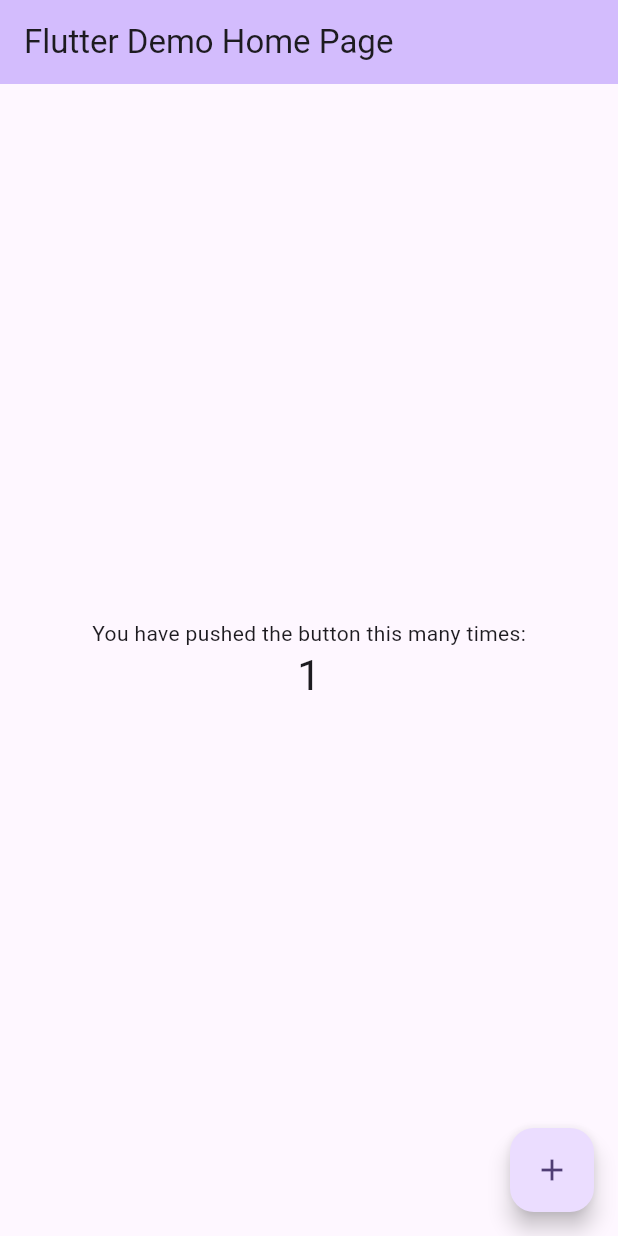
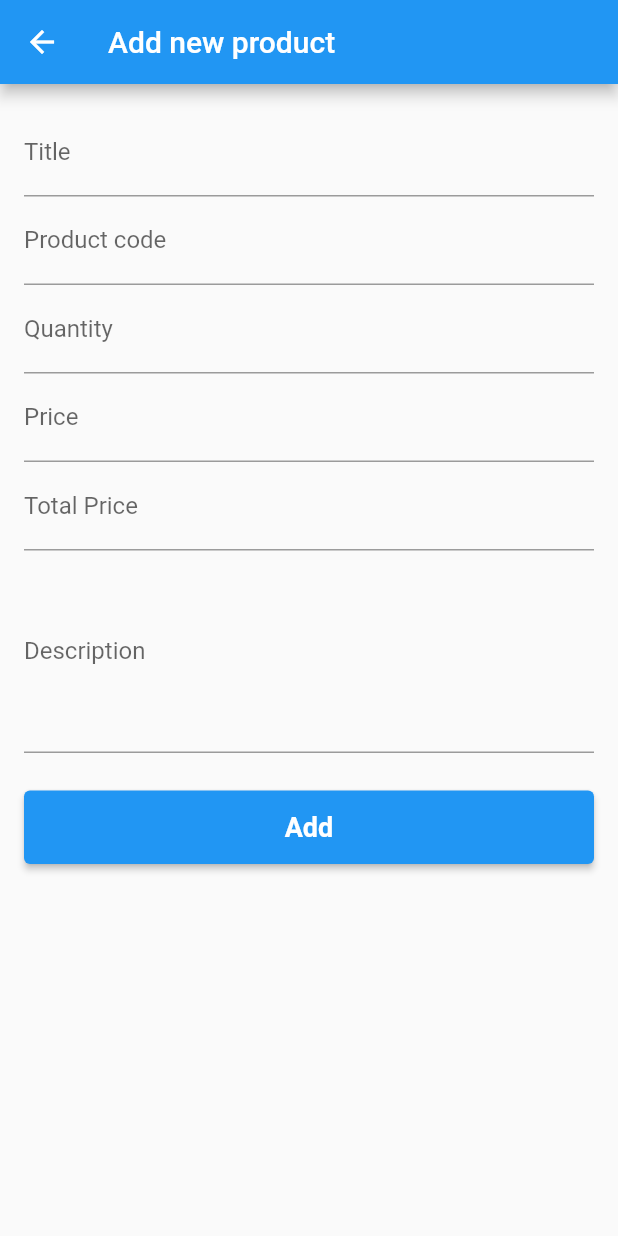
Before and after one commit to ahmedhossain29/crud_api, a Flutter app: the screen it shows after launch, after a tap on the "add" icon, on a phone screen of 412 x 824 dp. Run offline on Flutter 3.47's test engine with Material 2 defaults, Android fonts, the phone set to English and light mode, and no system bars; network calls fail.

```diff
--- a/lib/main.dart
+++ b/lib/main.dart
@@ -1,3 +1,4 @@
+import 'package:crud_api/screens/product_list_screen.dart';
 import 'package:flutter/material.dart';
 
 void main() {
@@ -7,119 +8,10 @@ void main() {
 class MyApp extends StatelessWidget {
   const MyApp({super.key});
 
-  // This widget is the root of your application.
   @override
   Widget build(BuildContext context) {
-    return MaterialApp(
-      title: 'Flutter Demo',
-      theme: ThemeData(
-        // This is the theme of your application.
-        //
-        // TRY THIS: Try running your application with "flutter run". You'll see
-        // the application has a blue toolbar. Then, without quitting the app,
-        // try changing the seedColor in the colorScheme below to Colors.green
-        // and then invoke "hot reload" (save your changes or press the "hot
-        // reload" button in a Flutter-supported IDE, or press "r" if you used
-        // the command line to start the app).
-        //
-        // Notice that the counter didn't reset back to zero; the application
-        // state is not lost during the reload. To reset the state, use hot
-        // restart instead.
-        //
-        // This works for code too, not just values: Most code changes can be
-        // tested with just a hot reload.
-        colorScheme: ColorScheme.fromSeed(seedColor: Colors.deepPurple),
-        useMaterial3: true,
-      ),
-      home: const MyHomePage(title: 'Flutter Demo Home Page'),
+    return const MaterialApp(
+      home: ProductListScreen(),
     );
   }
 }
-
-class MyHomePage extends StatefulWidget {
-  const MyHomePage({super.key, required this.title});
-
-  // This widget is the home page of your application. It is stateful, meaning
-  // that it has a State object (defined below) that contains fields that affect
-  // how it looks.
-
-  // This class is the configuration for the state. It holds the values (in this
-  // case the title) provided by the parent (in this case the App widget) and
-  // used by the build method of the State. Fields in a Widget subclass are
-  // always marked "final".
-
-  final String title;
-
-  @override
-  State<MyHomePage> createState() => _MyHomePageState();
-}
-
-class _MyHomePageState extends State<MyHomePage> {
-  int _counter = 0;
-
-  void _incrementCounter() {
-    setState(() {
-      // This call to setState tells the Flutter framework that something has
-      // changed in this State, which causes it to rerun the build method below
-      // so that the display can reflect the updated values. If we changed
-      // _counter without calling setState(), then the build method would not be
-      // called again, and so nothing would appear to happen.
-      _counter++;
-    });
-  }
-
-  @override
-  Widget build(BuildContext context) {
-    // This method is rerun every time setState is called, for instance as done
-    // by the _incrementCounter method above.
-    //
-    // The Flutter framework has been optimized to make rerunning build methods
-    // fast, so that you can just rebuild anything that needs updating rather
-    // than having to individually change instances of widgets.
-    return Scaffold(
-      appBar: AppBar(
-        // TRY THIS: Try changing the color here to a specific color (to
-        // Colors.amber, perhaps?) and trigger a hot reload to see the AppBar
-        // change color while the other colors stay the same.
-        backgroundColor: Theme.of(context).colorScheme.inversePrimary,
-        // Here we take the value from the MyHomePage object that was created by
-        // the App.build method, and use it to set our appbar title.
-        title: Text(widget.title),
-      ),
-      body: Center(
-        // Center is a layout widget. It takes a single child and positions it
-        // in the middle of the parent.
-        child: Column(
-          // Column is also a layout widget. It takes a list of children and
-          // arranges them vertically. By default, it sizes itself to fit its
-          // children horizontally, and tries to be as tall as its parent.
-          //
-          // Column has various properties to control how it sizes itself and
-          // how it positions its children. Here we use mainAxisAlignment to
-          // center the children vertically; the main axis here is the vertical
-          // axis because Columns are vertical (the cross axis would be
-          // horizontal).
-          //
-          // TRY THIS: Invoke "debug painting" (choose the "Toggle Debug Paint"
-          // action in the IDE, or press "p" in the console), to see the
-          // wireframe for each widget.
-          mainAxisAlignment: MainAxisAlignment.center,
-          children: <Widget>[
-            const Text(
-              'You have pushed the button this many times:',
-            ),
-            Text(
-              '$_counter',
-              style: Theme.of(context).textTheme.headlineMedium,
-            ),
-          ],
-        ),
-      ),
-      floatingActionButton: FloatingActionButton(
-        onPressed: _incrementCounter,
-        tooltip: 'Increment',
-        child: const Icon(Icons.add),
-      ), // This trailing comma makes auto-formatting nicer for build methods.
-    );
-  }
-}
--- /dev/null
+++ b/lib/screens/add_new_product_screen.dart
@@ -0,0 +1,96 @@
+import 'package:flutter/material.dart';
+
+class AddNewProductScreen extends StatefulWidget {
+  const AddNewProductScreen({super.key});
+
+  @override
+  State<AddNewProductScreen> createState() => _AddNewProductScreenState();
+}
+
+class _AddNewProductScreenState extends State<AddNewProductScreen> {
+  final TextEditingController _titleTEController = TextEditingController();
+  final TextEditingController _productCodeTEController = TextEditingController();
+  final TextEditingController _quantityTEController = TextEditingController();
+  final TextEditingController _priceTEController = TextEditingController();
+  final TextEditingController _totalPriceTEController = TextEditingController();
+  final TextEditingController _descriptionTEController =
+      TextEditingController();
+
+  @override
+  Widget build(BuildContext context) {
+    return Scaffold(
+      appBar: AppBar(
+        title: const Text('Add new product'),
+      ),
+      body: Padding(
+        padding: const EdgeInsets.all(16.0),
+        child: SingleChildScrollView(
+          child: Column(
+            children: [
+              TextFormField(
+                controller: _titleTEController,
+                decoration: const InputDecoration(
+                    label: Text('Title'), hintText: 'Enter product title'),
+              ),
+              TextFormField(
+                controller: _productCodeTEController,
+                decoration: const InputDecoration(
+                    label: Text('Product code'),
+                    hintText: 'Enter product code'),
+              ),
+              TextFormField(
+                controller: _quantityTEController,
+                decoration: const InputDecoration(
+                    label: Text('Quantity'),
+                    hintText: 'Enter product Quantity'),
+              ),
+              TextFormField(
+                controller: _priceTEController,
+                keyboardType: TextInputType.number,
+                decoration: const InputDecoration(
+                    label: Text('Price'), hintText: 'Enter product Price'),
+              ),
+              TextFormField(
+                controller: _totalPriceTEController,
+                keyboardType: TextInputType.number,
+                decoration: const InputDecoration(
+                    label: Text('Total Price'),
+                    hintText: 'Enter product Total Price'),
+              ),
+              TextFormField(
+                controller: _descriptionTEController,
+                maxLines: 5,
+                decoration: const InputDecoration(
+                    label: Text('Description'),
+                    hintText: 'Enter product Description'),
+              ),
+              const SizedBox(
+                height: 25,
+              ),
+              SizedBox(
+                  width: double.infinity,
+                  child: ElevatedButton(
+                      style: ElevatedButton.styleFrom(
+                          padding: const EdgeInsets.symmetric(vertical: 14),
+                          textStyle: const TextStyle(
+                            fontSize: 18,
+                            fontWeight: FontWeight.bold,
+                          )),
+                      onPressed: () {},
+                      child: const Text('Add'))),
+            ],
+          ),
+        ),
+      ),
+    );
+  }
+
+  void dispose() {
+    _titleTEController.dispose();
+    _productCodeTEController.dispose();
+    _quantityTEController.dispose();
+    _priceTEController.dispose();
+    _totalPriceTEController.dispose();
+    _descriptionTEController.dispose();
+  }
+}
--- /dev/null
+++ b/lib/screens/product_list_screen.dart
@@ -0,0 +1,32 @@
+import 'package:crud_api/screens/add_new_product_screen.dart';
+import 'package:flutter/material.dart';
+import '../widgets/product_item.dart';
+
+class ProductListScreen extends StatelessWidget {
+  const ProductListScreen({super.key});
+
+  @override
+  Widget build(BuildContext context) {
+    return Scaffold(
+      appBar: AppBar(
+        title: const Text('Product List'),
+      ),
+      floatingActionButton: FloatingActionButton(
+        onPressed: () {
+          Navigator.push(
+              context,
+              MaterialPageRoute(
+                  builder: (context) => const AddNewProductScreen()));
+        },
+        child: const Icon(Icons.add),
+      ),
+      body: ListView.separated(
+        itemCount: 10,
+        itemBuilder: (context, index) {
+          return const ProductItem();
+        },
+        separatorBuilder: (_, __) => const Divider(),
+      ),
+    );
+  }
+}
--- /dev/null
+++ b/lib/widgets/product_item.dart
@@ -0,0 +1,82 @@
+import 'package:crud_api/screens/add_new_product_screen.dart';
+import 'package:flutter/material.dart';
+
+class ProductItem extends StatefulWidget {
+  const ProductItem({super.key});
+
+  @override
+  State<ProductItem> createState() => _ProductItemState();
+}
+
+class _ProductItemState extends State<ProductItem> {
+  @override
+  Widget build(BuildContext context) {
+    return ListTile(
+      onTap: () {
+        showDialog(
+            context: context,
+            builder: (context) {
+              return const buildActionDialog();
+            });
+      },
+      leading: Image.network(
+        'https://images.unsplash.com/photo-1505740420928-5e560c06d30e?auto=format&fit=crop&q=80&w=1000&ixlib=rb-4.0.3&ixid=M3wxMjA3fDB8MHxzZWFyY2h8M3x8cHJvZHVjdHxlbnwwfHwwfHx8MA%3D%3D',
+        width: 80,
+      ),
+      title: const Text('Product name'),
+      subtitle: const Column(
+        crossAxisAlignment: CrossAxisAlignment.start,
+        children: [
+          Row(
+            children: [
+              Text('Product code'),
+              SizedBox(width: 24,),
+              Text('Product price'),
+            ],
+          ),
+          Text('Product Description'),
+        ],
+      ),
+      trailing: const Text('\$120'),
+    );
+  }
+}
+
+class buildActionDialog extends StatelessWidget {
+  const buildActionDialog({
+    super.key,
+  });
+
+  @override
+  Widget build(BuildContext context) {
+    return AlertDialog(
+      title: const Text('Select Action'),
+      content: Column(
+        mainAxisSize: MainAxisSize.min,
+        children: [
+          ListTile(
+            title: const Text('Edit'),
+            leading: const Icon(Icons.edit),
+            onTap: () {
+              Navigator.pop(context);
+              Navigator.push(
+                  context,
+                  MaterialPageRoute(
+                      builder: (context) =>
+                          const AddNewProductScreen()));
+            },
+          ),
+          const Divider(
+            height: 0,
+          ),
+          ListTile(
+              title: Text('Delete'),
+              leading: Icon(Icons.delete_forever),
+              onTap: () {
+                Navigator.pop(context);
+              }),
+        ],
+      ),
+    );
+  }
+}
```
